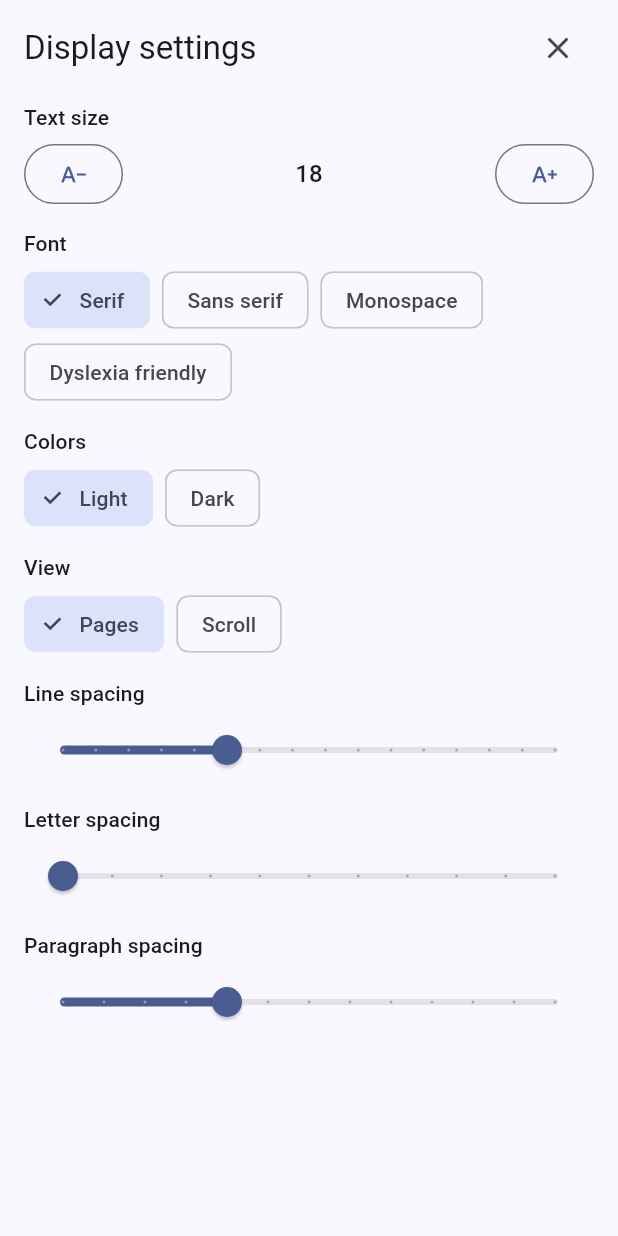
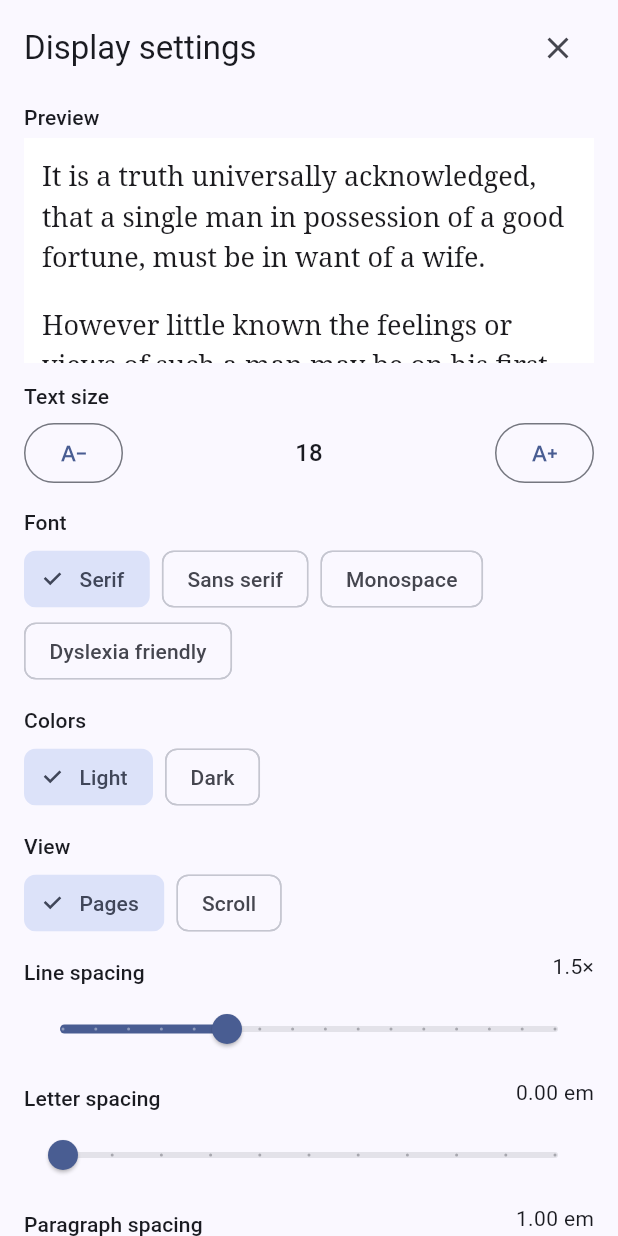
Before and after one commit to bradley-benjamin26/freebookreader, a Flutter app: the ReaderSettingsSheet widget shown alone on an empty page, opened directly with empty values, on a phone screen of 412 x 824 dp. Run offline on Flutter 3.47's test engine with Material 3 defaults, Android fonts, the phone set to English and light mode, and no system bars; our stand-ins replace flutter_tts, just_audio, shared_preferences; missing offline and left inert: flutter_readium, pointer_interceptor; accounts and stored records are empty.

Commit message:
feat: settings preview and start-aligned text in every reader (persona round one)
Co-Authored-By: Claude Opus 5.5 <noreply@anthropic.com>

```diff
--- a/app/lib/reader/readium_engine.dart
+++ b/app/lib/reader/readium_engine.dart
@@ -165,6 +165,9 @@ EPUBPreferences epubPreferences(ReaderSettings settings) => EPUBPreferences(
       scroll: settings.viewMode == ViewMode.scroll,
       // Otherwise the book's own CSS overrides spacing and line height.
       publisherStyles: false,
+      // Like our own renderer: justified, hyphenated text is harder to read (persona round one).
+      textAlign: TextAlign.start,
+      hyphens: false,
     );
 
 const _genericFamilies = {'serif', 'sans-serif', 'monospace'};
--- a/app/lib/reader/settings_sheet.dart
+++ b/app/lib/reader/settings_sheet.dart
@@ -4,8 +4,17 @@ import 'package:flutter/services.dart';
 import '../ui/common.dart';
 import 'reader_settings.dart';
 
-/// Display settings: theme, font size and style, spacing, page-turner or
-/// scroll. Changes apply at once; Escape or the close button closes it.
+// Public domain: Pride and Prejudice, chapter 1.
+const _previewParagraphs = [
+  'It is a truth universally acknowledged, that a single man in possession of a good fortune, '
+      'must be in want of a wife.',
+  'However little known the feelings or views of such a man may be on his first entering a '
+      'neighbourhood, this truth is so well fixed in the minds of the surrounding families, that he '
+      'is considered as the rightful property of some one or other of their daughters.',
+];
+
+/// Display settings: a preview, theme, font size and style, spacing, page-turner
+/// or scroll. Changes apply at once; Escape or the close button closes it.
 class ReaderSettingsSheet extends StatelessWidget {
   const ReaderSettingsSheet({super.key, required this.settings});
 
@@ -40,15 +49,28 @@ class ReaderSettingsSheet extends StatelessWidget {
                       onSelected: (_) => onSelect(value),
                     ),
                 ]);
-            Widget slider(Key key, String name, double value, double max, int divisions, double min,
-                    ValueChanged<double> onChanged) =>
+            // [shown] formats a value; the slider speaks the same text, so the visible copy is not read twice.
+            Widget slider(Key key, String name, String Function(double) shown, double value, double max,
+                    int divisions, double min, ValueChanged<double> onChanged) =>
                 MergeSemantics(
                   key: key,
                   child: Column(
                     crossAxisAlignment: CrossAxisAlignment.stretch,
                     children: [
-                      label(name),
-                      Slider(value: value, min: min, max: max, divisions: divisions, onChanged: onChanged),
+                      Row(children: [
+                        Expanded(child: label(name)),
+                        ExcludeSemantics(
+                          child: Text(shown(value),
+                              key: Key('${(key as ValueKey<String>).value}-value'), style: text.bodyMedium),
+                        ),
+                      ]),
+                      Slider(
+                          value: value,
+                          min: min,
+                          max: max,
+                          divisions: divisions,
+                          semanticFormatterCallback: shown,
+                          onChanged: onChanged),
                     ],
                   ),
                 );
@@ -68,6 +90,28 @@ class ReaderSettingsSheet extends StatelessWidget {
                         icon: const Icon(Icons.close, semanticLabel: 'Close settings'),
                       ),
                     ],
+                  ),
+                  label('Preview'),
+                  // A window onto the text, so the controls below stay in reach at any text size.
+                  ClipRect(
+                    child: Container(
+                    key: const Key('settings-preview'),
+                    color: s.backgroundColor,
+                    height: 150,
+                    padding: const EdgeInsets.all(12),
+                    child: OverflowBox(
+                      alignment: Alignment.topLeft,
+                      maxHeight: double.infinity,
+                      child: Column(
+                        crossAxisAlignment: CrossAxisAlignment.stretch,
+                        children: [
+                          Text(_previewParagraphs[0], style: s.textStyle),
+                          SizedBox(height: s.paragraphSpacing * s.fontSize),
+                          Text(_previewParagraphs[1], style: s.textStyle),
+                        ],
+                      ),
+                    ),
+                  ),
                   ),
                   label('Text size'),
                   Row(
@@ -113,14 +157,14 @@ class ReaderSettingsSheet extends StatelessWidget {
                     (const Key('view-page-turner'), 'Pages', ViewMode.pageTurner),
                     (const Key('view-scroll'), 'Scroll', ViewMode.scroll),
                   ], s.viewMode, (m) => _change((v) => v.copyWith(viewMode: m))),
-                  slider(const Key('setting-line-height'), 'Line spacing', s.lineHeight,
+                  slider(const Key('setting-line-height'), 'Line spacing', (x) => '${x.toStringAsFixed(1)}×', s.lineHeight,
                       ReaderSettings.maxLineHeight, 15, ReaderSettings.minLineHeight,
                       (x) => _change((v) => v.copyWith(lineHeight: x))),
-                  slider(const Key('setting-letter-spacing'), 'Letter spacing', s.letterSpacing,
+                  slider(const Key('setting-letter-spacing'), 'Letter spacing', (x) => '${x.toStringAsFixed(2)} em', s.letterSpacing,
                       ReaderSettings.maxLetterSpacing, 10, 0,
                       (x) => _change((v) => v.copyWith(letterSpacing: x))),
                   slider(const Key('setting-paragraph-spacing'), 'Paragraph spacing',
-                      s.paragraphSpacing, ReaderSettings.maxParagraphSpacing, 12, 0,
+                      (x) => '${x.toStringAsFixed(2)} em', s.paragraphSpacing, ReaderSettings.maxParagraphSpacing, 12, 0,
                       (x) => _change((v) => v.copyWith(paragraphSpacing: x))),
                 ],
               ),
```
Also changed, not shown: 4 other files.
